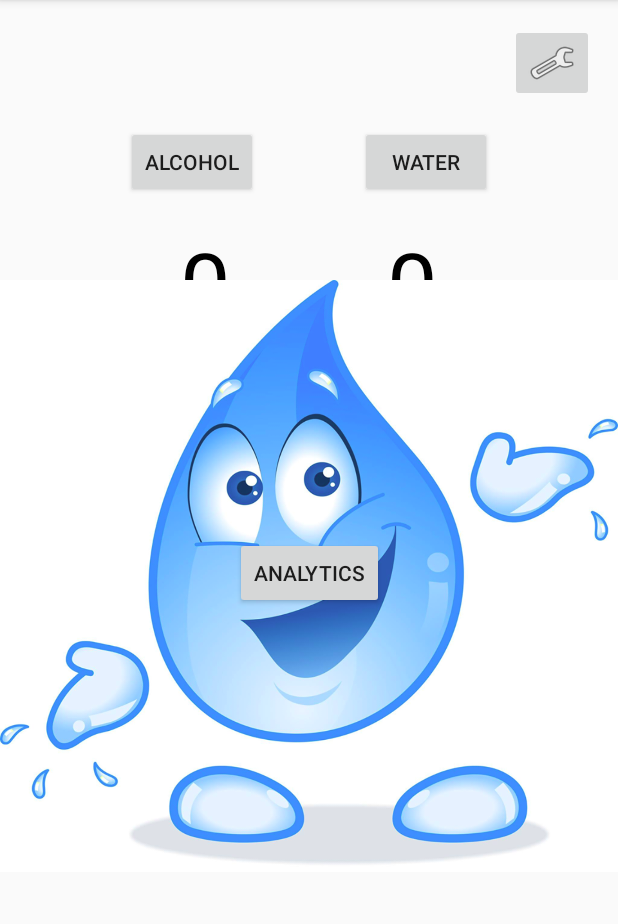
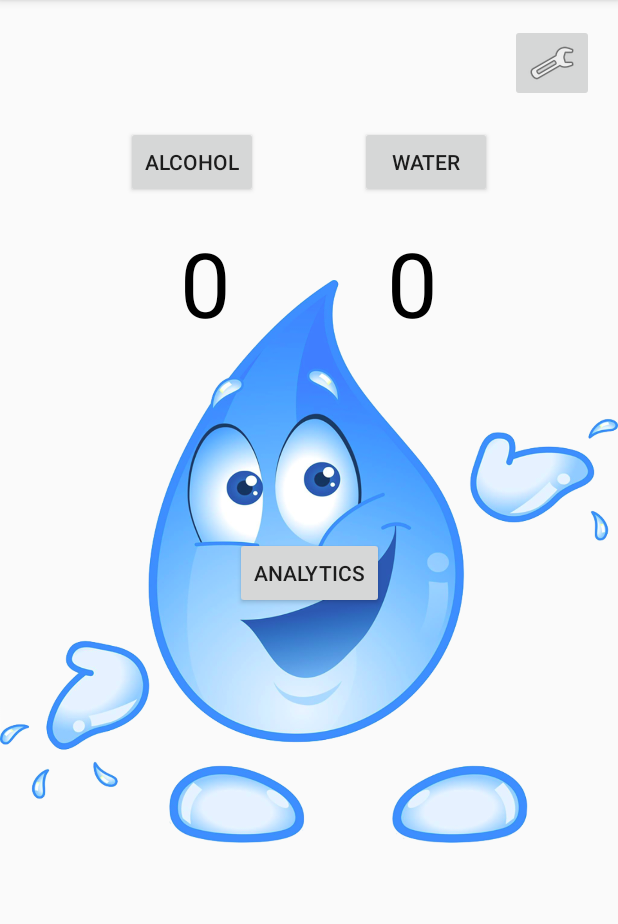
Before and after one commit to AndrewHess/Hacktech2019, an Android app: the MainActivity screen opened directly, with no data from a screen before it, on a phone screen of 412 x 824 dp, the part 84-1008 px from its top. Run offline under Robolectric (Android 15) with nearby library versions, the phone set to English and light mode, and no system bars; 2 statements that could not run were skipped.

Commit message:
png instead of jpg

```diff
--- a/app/src/main/AndroidManifest.xml
+++ b/app/src/main/AndroidManifest.xml
@@ -22,6 +22,7 @@
         <activity android:name=".SMSActivity" />
         <activity
             android:name=".Setup"
+            android:noHistory="true"
             android:parentActivityName=".MainActivity" />
         <activity android:name=".MainActivity">
             <intent-filter>
--- a/app/src/main/java/com/example/hacktech2019/MainActivity.java
+++ b/app/src/main/java/com/example/hacktech2019/MainActivity.java
@@ -168,7 +168,7 @@ public class MainActivity extends AppCompatActivity {
         startActivity(emailIntent);
     }
 
-    @TargetApi(Build.VERSION_CODES.O)
+    //@TargetApi(Build.VERSION_CODES.O)
     private void makeNote() {
         String notice = "You had " + alcAmount + " standard drinks, and only " + waterAmount +
                 " glasses of water! Estimated BAC: " + (bac * 100) + "%";
--- a/app/src/main/java/com/example/hacktech2019/NotificationUtils.java
+++ b/app/src/main/java/com/example/hacktech2019/NotificationUtils.java
@@ -10,6 +10,7 @@ import android.graphics.Color;
 import android.os.Build;
 
 public class NotificationUtils extends ContextWrapper {
+
 
     private NotificationManager mManager;
     public static final String ANDROID_CHANNEL_ID = "com.chikeandroid.tutsplustalerts.ANDROID";
--- a/app/src/main/java/com/example/hacktech2019/SMSActivity.java
+++ b/app/src/main/java/com/example/hacktech2019/SMSActivity.java
@@ -4,16 +4,12 @@ import android.support.v4.app.ActivityCompat;
 import android.support.v7.app.AppCompatActivity;
 import android.os.Bundle;
 import android.os.Build;
-import android.widget.Button;
 import android.support.v4.content.ContextCompat;
-import android.widget.EditText;
 import android.util.Log;
 import android.Manifest;
 import android.content.pm.PackageManager;
 import android.telephony.SmsManager;
-import android.text.TextUtils;
 import android.widget.Toast;
-import android.view.View;
 
 public class SMSActivity extends AppCompatActivity {
 
--- a/app/src/main/res/layout/activity_main.xml
+++ b/app/src/main/res/layout/activity_main.xml
@@ -95,7 +95,7 @@
         android:layout_height="wrap_content"
         android:layout_centerHorizontal="true"
         android:layout_centerVertical="true"
-        android:src="@drawable/waterDrop"
+        android:src="@drawable/waterdrop"
         app:layout_constraintStart_toStartOf="parent"
         app:layout_constraintTop_toTopOf="parent" />
 
```
Also changed, not shown: app/src/main/res/drawable/waterdrop.png (added), 1 other file.
